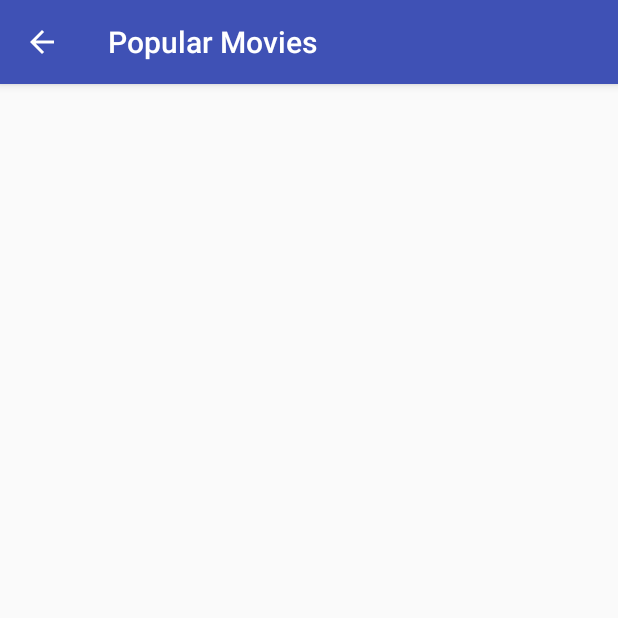
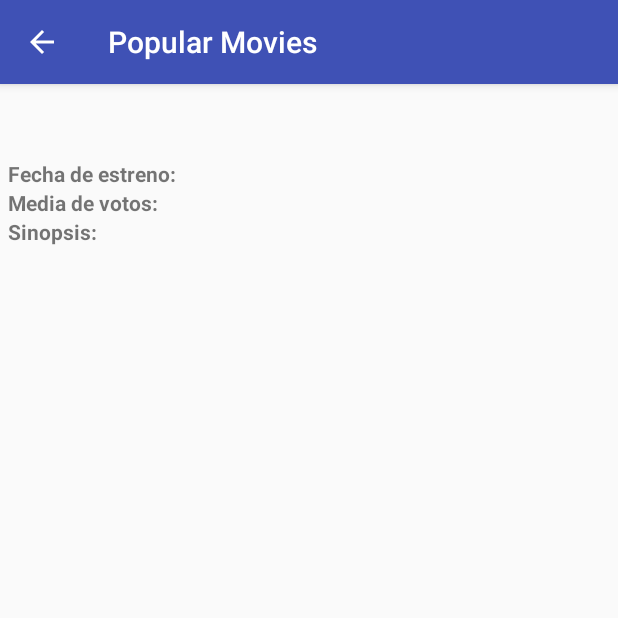
Before and after one commit to MikelMarcosRamos/PopularMovies, an Android app: the DetallesPelicula screen opened directly, with no data from a screen before it, on a phone screen of 412 x 824 dp, the top half of it. Run offline under Robolectric (Android 15) with nearby library versions, the phone set to English and light mode, and no system bars; our stand-ins replace Picasso; pictures from the network do not load.

Commit message:
Redimensionar posters. Detalles película.

```diff
--- a/app/src/main/java/com/example/android/popularmovies/DetallesPelicula.java
+++ b/app/src/main/java/com/example/android/popularmovies/DetallesPelicula.java
@@ -1,13 +1,46 @@
 package com.example.android.popularmovies;
 
+import android.content.Intent;
 import android.support.v7.app.AppCompatActivity;
 import android.os.Bundle;
+import android.widget.ImageView;
+import android.widget.TextView;
+
+import com.example.android.popularmovies.data.Pelicula;
+import com.example.android.popularmovies.utilities.NetworkUtils;
+import com.squareup.picasso.Picasso;
 
 public class DetallesPelicula extends AppCompatActivity {
+
+    private TextView mTitulo;
+    private ImageView mPoster;
+    private TextView mFechaEstreno;
+    private TextView mMediaVotos;
+    private TextView mSinopsis;
+
+    private Pelicula mPelicula;
 
     @Override
     protected void onCreate(Bundle savedInstanceState) {
         super.onCreate(savedInstanceState);
         setContentView(R.layout.activity_detalles_pelicula);
+
+        this.mTitulo = (TextView) this.findViewById(R.id.pelicula_titulo);
+        this.mPoster = (ImageView) this.findViewById(R.id.pelicula_poster);
+        this.mFechaEstreno = (TextView) this.findViewById(R.id.pelicula_fecha_estreno);
+        this.mMediaVotos = (TextView) this.findViewById(R.id.pelicula_media_votos);
+        this.mSinopsis = (TextView) this.findViewById(R.id.pelicula_sinopsis);
+
+        Intent intent = getIntent();
+        if (intent.hasExtra("pelicula")) {
+            this.mPelicula = intent.getParcelableExtra("pelicula");
+            this.mTitulo.setText(this.mPelicula.getTitulo());
+            Picasso.with(this)
+                    .load(NetworkUtils.getRutaImagen(this.mPelicula.getPoster()))
+                    .into(this.mPoster);
+            this.mFechaEstreno.setText(this.mPelicula.getFechaEstreno());
+            this.mMediaVotos.setText(Double.toString(this.mPelicula.getMediaVotos()));
+            this.mSinopsis.setText(this.mPelicula.getSinopsis());
+        }
     }
 }
--- a/app/src/main/res/layout/activity_detalles_pelicula.xml
+++ b/app/src/main/res/layout/activity_detalles_pelicula.xml
@@ -1,13 +1,71 @@
 <?xml version="1.0" encoding="utf-8"?>
-<RelativeLayout xmlns:android="http://schemas.android.com/apk/res/android"
-    xmlns:tools="http://schemas.android.com/tools"
-    android:id="@+id/activity_detalles_pelicula"
+<ScrollView
+    xmlns:android="http://schemas.android.com/apk/res/android"
+    android:layout_width="match_parent"
+    android:layout_height="match_parent">
+<LinearLayout xmlns:android="http://schemas.android.com/apk/res/android"
     android:layout_width="match_parent"
     android:layout_height="match_parent"
-    android:paddingBottom="@dimen/activity_vertical_margin"
-    android:paddingLeft="@dimen/activity_horizontal_margin"
-    android:paddingRight="@dimen/activity_horizontal_margin"
-    android:paddingTop="@dimen/activity_vertical_margin"
-    tools:context="com.example.android.popularmovies.DetallesPelicula">
+    android:orientation="vertical"
+    android:padding="5dp">
 
-</RelativeLayout>
+    <TextView
+        android:id="@+id/pelicula_titulo"
+        android:layout_width="match_parent"
+        android:layout_height="wrap_content"
+        android:gravity="center"
+        android:textSize="18dp"
+        android:textStyle="bold"
+        android:padding="10dp"/>
+
+    <ImageView
+        android:id="@+id/pelicula_poster"
+        android:layout_width="match_parent"
+        android:layout_height="wrap_content"
+        android:layout_gravity="center_horizontal"/>
+
+    <LinearLayout
+        android:layout_width="match_parent"
+        android:layout_height="wrap_content"
+        android:orientation="horizontal">
+
+        <TextView
+            android:layout_width="wrap_content"
+            android:layout_height="wrap_content"
+            android:textStyle="bold"
+            android:text="@string/lbl_fecha_estreno"/>
+        <TextView
+            android:id="@+id/pelicula_fecha_estreno"
+            android:layout_width="match_parent"
+            android:layout_height="wrap_content"
+            android:paddingLeft="10dp"/>
+    </LinearLayout>
+
+    <LinearLayout
+        android:layout_width="match_parent"
+        android:layout_height="wrap_content"
+        android:orientation="horizontal">
+        <TextView
+            android:layout_width="wrap_content"
+            android:layout_height="wrap_content"
+            android:textStyle="bold"
+            android:text="@string/lbl_media_votos"/>
+        <TextView
+            android:id="@+id/pelicula_media_votos"
+            android:layout_width="match_parent"
+            android:layout_height="wrap_content"
+            android:paddingLeft="10dp"/>
+    </LinearLayout>
+
+    <TextView
+        android:layout_width="wrap_content"
+        android:layout_height="wrap_content"
+        android:textStyle="bold"
+        android:text="@string/lbl_sinopsis"/>
+    <TextView
+        android:id="@+id/pelicula_sinopsis"
+        android:layout_width="match_parent"
+        android:layout_height="wrap_content" />
+
+</LinearLayout>
+</ScrollView>
--- a/app/src/main/res/layout/activity_main.xml
+++ b/app/src/main/res/layout/activity_main.xml
@@ -1,7 +1,8 @@
 <?xml version="1.0" encoding="utf-8"?>
 <LinearLayout xmlns:android="http://schemas.android.com/apk/res/android"
     android:layout_width="match_parent"
-    android:layout_height="match_parent">
+    android:layout_height="match_parent"
+    android:orientation="vertical">
 
     <android.support.v7.widget.RecyclerView
         android:id="@+id/rv_peliculas"
--- a/app/src/main/res/values/strings.xml
+++ b/app/src/main/res/values/strings.xml
@@ -3,4 +3,7 @@
     <string name="error_message">Error al obtener los datos. Vuelva a intentarlo</string>
     <string name="orden_popular">Más Populares</string>
     <string name="orden_puntuacion">Más Votados</string>
+    <string name="lbl_fecha_estreno">Fecha de estreno:</string>
+    <string name="lbl_media_votos">Media de votos:</string>
+    <string name="lbl_sinopsis">Sinopsis:</string>
 </resources>
```
Also changed, not shown: app/src/main/java/com/example/android/popularmovies/MainActivity.java (+17 -13 lines), app/src/main/java/com/example/android/popularmovies/TheMovieDbAdapter.java (+16 -51 lines), app/src/main/java/com/example/android/popularmovies/data/Pelicula.java (added, +93 -0 lines), app/src/main/java/com/example/android/popularmovies/data/TheMovieDbPreferencias.java (+4 -106 lines), app/src/main/java/com/example/android/popularmovies/utilities/NetworkUtils.java (+7 -8 lines), app/src/main/java/com/example/android/popularmovies/utilities/PeliculasDateUtils.java (deleted, +0 -197 lines), app/src/main/java/com/example/android/popularmovies/utilities/PeliculasJsonUtils.java (+21 -12 lines), app/src/main/res/layout/elemento_lista_peliculas.xml (+5 -3 lines).
